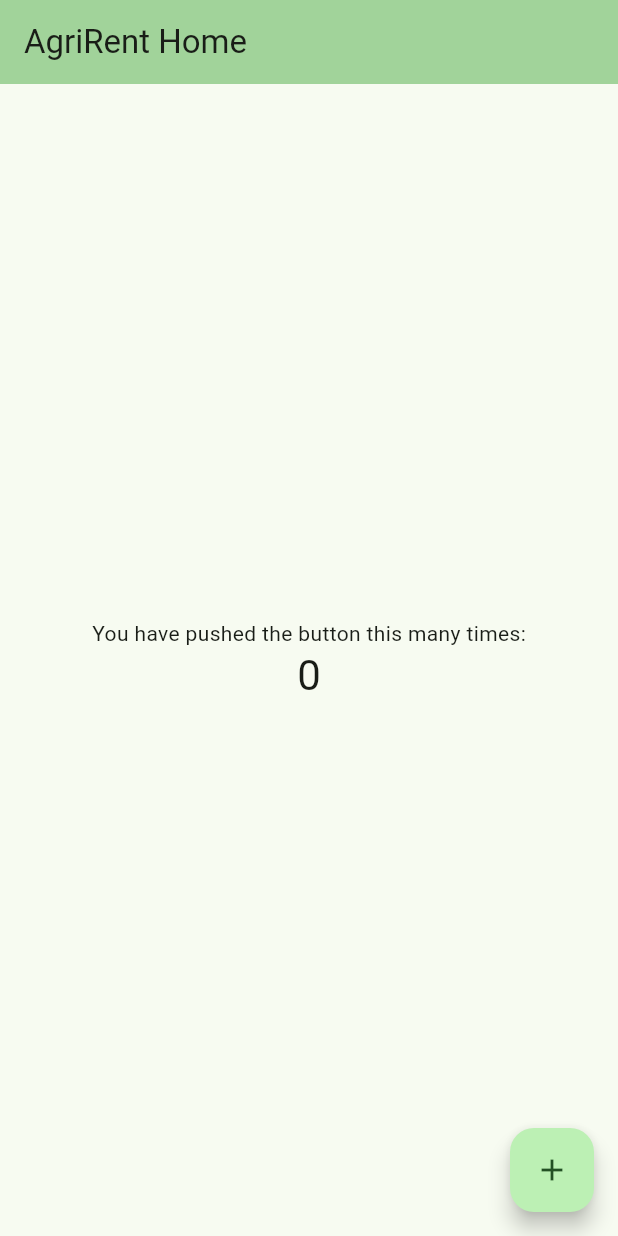
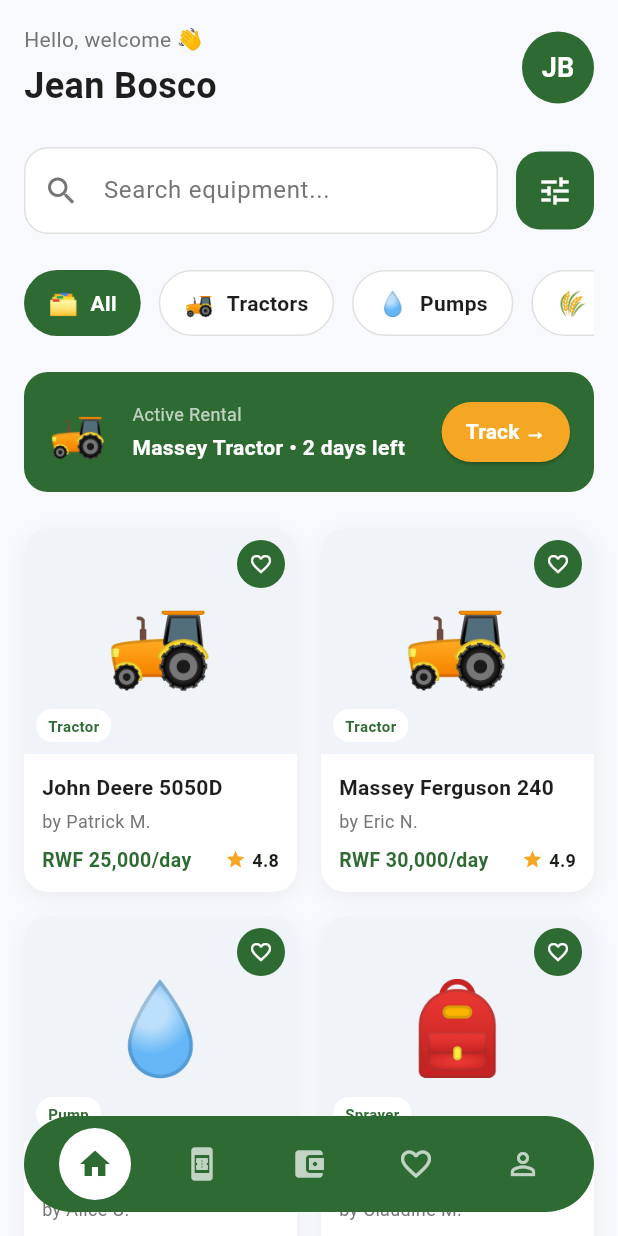
Before and after one commit to TWARIQABDUL/agri_rent, a Flutter app: the screen it shows after launch, on a phone screen of 412 x 824 dp. Run offline on Flutter 3.47's test engine with Material 3 defaults, Android fonts, the phone set to English and light mode, and no system bars; our stand-ins replace bloc, equatable, firebase_core, flutter_bloc, get_it, injectable; accounts and stored records are empty.

Commit message:
feat: implement home page UI with custom theme and equipment card widgets

```diff
--- /dev/null
+++ b/lib/core/theme/app_colors.dart
@@ -0,0 +1,12 @@
+import 'package:flutter/material.dart';
+
+class AppColors {
+  static const Color primaryDark = Color(0xFF2E6B32); // Dark green
+  static const Color primaryLight = Color(0xFFE8F5E9); // Light green for selected chips
+  static const Color accentYellow = Color(0xFFF5A623); // Yellow/Orange for Track button
+  static const Color background = Color(0xFFF7F9FC); // Off-white app background
+  static const Color textPrimary = Color(0xFF1E1E1E); // Dark text
+  static const Color textSecondary = Color(0xFF757575); // Grey text
+  static const Color white = Colors.white;
+  static const Color borderColor = Color(0xFFE0E0E0);
+}
--- /dev/null
+++ b/lib/features/home/presentation/pages/home_page.dart
@@ -0,0 +1,224 @@
+import 'package:flutter/material.dart';
+import '../../../../core/theme/app_colors.dart';
+import '../widgets/active_rental_banner.dart';
+import '../widgets/category_chip.dart';
+import '../widgets/custom_bottom_nav.dart';
+import '../widgets/equipment_card.dart';
+
+class HomePage extends StatefulWidget {
+  const HomePage({super.key});
+
+  @override
+  State<HomePage> createState() => _HomePageState();
+}
+
+class _HomePageState extends State<HomePage> {
+  int _selectedCategoryIndex = 0;
+  int _currentNavIndex = 0;
+
+  final List<Map<String, String>> _categories = [
+    {'label': 'All', 'icon': '🗂️'},
+    {'label': 'Tractors', 'icon': '🚜'},
+    {'label': 'Pumps', 'icon': '💧'},
+    {'label': 'Harvesters', 'icon': '🌾'},
+  ];
+
+  final List<Map<String, dynamic>> _equipmentList = [
+    {
+      'title': 'John Deere 5050D',
+      'owner': 'Patrick M.',
+      'price': 'RWF 25,000/day',
+      'rating': '4.8',
+      'type': 'Tractor',
+      'emoji': '🚜',
+    },
+    {
+      'title': 'Massey Ferguson 240',
+      'owner': 'Eric N.',
+      'price': 'RWF 30,000/day',
+      'rating': '4.9',
+      'type': 'Tractor',
+      'emoji': '🚜',
+    },
+    {
+      'title': 'Irrigation Pump X2',
+      'owner': 'Alice U.',
+      'price': 'RWF 8,000/day',
+      'rating': '4.6',
+      'type': 'Pump',
+      'emoji': '💧',
+    },
+    {
+      'title': 'Knapsack Sprayer',
+      'owner': 'Claudine M.',
+      'price': 'RWF 3,500/day',
+      'rating': '4.7',
+      'type': 'Sprayer',
+      'emoji': '🎒',
+    },
+  ];
+
+  @override
+  Widget build(BuildContext context) {
+    return Scaffold(
+      backgroundColor: AppColors.background,
+      body: SafeArea(
+        child: Stack(
+          children: [
+            SingleChildScrollView(
+              padding: const EdgeInsets.only(bottom: 100), // Padding for bottom nav
+              child: Padding(
+                padding: const EdgeInsets.all(16.0),
+                child: Column(
+                  crossAxisAlignment: CrossAxisAlignment.start,
+                  children: [
+                    // Header
+                    Row(
+                      mainAxisAlignment: MainAxisAlignment.spaceBetween,
+                      children: [
+                        const Column(
+                          crossAxisAlignment: CrossAxisAlignment.start,
+                          children: [
+                            Text(
+                              'Hello, welcome 👋',
+                              style: TextStyle(
+                                color: AppColors.textSecondary,
+                                fontSize: 14,
+                              ),
+                            ),
+                            SizedBox(height: 4),
+                            Text(
+                              'Jean Bosco',
+                              style: TextStyle(
+                                color: AppColors.textPrimary,
+                                fontSize: 24,
+                                fontWeight: FontWeight.bold,
+                              ),
+                            ),
+                          ],
+                        ),
+                        CircleAvatar(
+                          backgroundColor: AppColors.primaryDark,
+                          radius: 24,
+                          child: const Text(
+                            'JB',
+                            style: TextStyle(
+                              color: AppColors.white,
+                              fontWeight: FontWeight.bold,
+                              fontSize: 18,
+                            ),
+                          ),
+                        ),
+                      ],
+                    ),
+                    const SizedBox(height: 24),
+
+                    // Search Bar
+                    Row(
+                      children: [
+                        Expanded(
+                          child: Container(
+                            decoration: BoxDecoration(
+                              color: AppColors.white,
+                              borderRadius: BorderRadius.circular(16),
+                              border: Border.all(color: AppColors.borderColor),
+                            ),
+                            child: const TextField(
+                              decoration: InputDecoration(
+                                hintText: 'Search equipment...',
+                                hintStyle: TextStyle(color: AppColors.textSecondary),
+                                prefixIcon: Icon(Icons.search, color: AppColors.textSecondary),
+                                border: InputBorder.none,
+                                contentPadding: EdgeInsets.symmetric(vertical: 16),
+                              ),
+                            ),
+                          ),
+                        ),
+                        const SizedBox(width: 12),
+                        Container(
+                          padding: const EdgeInsets.all(14),
+                          decoration: BoxDecoration(
+                            color: AppColors.primaryDark,
+                            borderRadius: BorderRadius.circular(16),
+                          ),
+                          child: const Icon(Icons.tune, color: AppColors.white),
+                        ),
+                      ],
+                    ),
+                    const SizedBox(height: 24),
+
+                    // Categories
+                    SizedBox(
+                      height: 44,
+                      child: ListView.builder(
+                        scrollDirection: Axis.horizontal,
+                        itemCount: _categories.length,
+                        itemBuilder: (context, index) {
+                          final category = _categories[index];
+                          return CategoryChip(
+                            label: category['label']!,
+                            icon: category['icon']!,
+                            isSelected: _selectedCategoryIndex == index,
+                            onTap: () {
+                              setState(() {
+                                _selectedCategoryIndex = index;
+                              });
+                            },
+                          );
+                        },
+                      ),
+                    ),
+                    const SizedBox(height: 24),
+
+                    // Active Rental Banner
+                    const ActiveRentalBanner(),
+                    const SizedBox(height: 24),
+
+                    // Equipment Grid
+                    GridView.builder(
+                      shrinkWrap: true,
+                      physics: const NeverScrollableScrollPhysics(),
+                      gridDelegate: const SliverGridDelegateWithFixedCrossAxisCount(
+                        crossAxisCount: 2,
+                        childAspectRatio: 0.75,
+                        crossAxisSpacing: 16,
+                        mainAxisSpacing: 16,
+                      ),
+                      itemCount: _equipmentList.length,
+                      itemBuilder: (context, index) {
+                        final equipment = _equipmentList[index];
+                        return EquipmentCard(
+                          title: equipment['title'],
+                          owner: equipment['owner'],
+                          price: equipment['price'],
+                          rating: equipment['rating'],
+                          type: equipment['type'],
+                          emoji: equipment['emoji'],
+                        );
+                      },
+                    ),
+                  ],
+                ),
+              ),
+            ),
+
+            // Bottom Navigation
+            Positioned(
+              left: 0,
+              right: 0,
+              bottom: 0,
+              child: CustomBottomNav(
+                currentIndex: _currentNavIndex,
+                onTap: (index) {
+                  setState(() {
+                    _currentNavIndex = index;
+                  });
+                },
+              ),
+            ),
+          ],
+        ),
+      ),
+    );
+  }
+}
--- /dev/null
+++ b/lib/features/home/presentation/widgets/active_rental_banner.dart
@@ -0,0 +1,64 @@
+import 'package:flutter/material.dart';
+import '../../../../core/theme/app_colors.dart';
+
+class ActiveRentalBanner extends StatelessWidget {
+  const ActiveRentalBanner({super.key});
+
+  @override
+  Widget build(BuildContext context) {
+    return Container(
+      padding: const EdgeInsets.all(16),
+      decoration: BoxDecoration(
+        color: AppColors.primaryDark,
+        borderRadius: BorderRadius.circular(16),
+      ),
+      child: Row(
+        children: [
+          const Text(
+            '🚜',
+            style: TextStyle(fontSize: 32),
+          ),
+          const SizedBox(width: 16),
+          const Expanded(
+            child: Column(
+              crossAxisAlignment: CrossAxisAlignment.start,
+              children: [
+                Text(
+                  'Active Rental',
+                  style: TextStyle(
+                    color: Colors.white70,
+                    fontSize: 12,
+                  ),
+                ),
+                SizedBox(height: 4),
+                Text(
+                  'Massey Tractor • 2 days left',
+                  style: TextStyle(
+                    color: AppColors.white,
+                    fontWeight: FontWeight.bold,
+                    fontSize: 14,
+                  ),
+                ),
+              ],
+            ),
+          ),
+          ElevatedButton(
+            onPressed: () {},
+            style: ElevatedButton.styleFrom(
+              backgroundColor: AppColors.accentYellow,
+              foregroundColor: AppColors.white,
+              shape: RoundedRectangleBorder(
+                borderRadius: BorderRadius.circular(20),
+              ),
+              padding: const EdgeInsets.symmetric(horizontal: 16, vertical: 8),
+            ),
+            child: const Text(
+              'Track →',
+              style: TextStyle(fontWeight: FontWeight.bold),
+            ),
+          ),
+        ],
+      ),
+    );
+  }
+}
--- /dev/null
+++ b/lib/features/home/presentation/widgets/category_chip.dart
@@ -0,0 +1,50 @@
+import 'package:flutter/material.dart';
+import '../../../../core/theme/app_colors.dart';
+
+class CategoryChip extends StatelessWidget {
+  final String label;
+  final String icon;
+  final bool isSelected;
+  final VoidCallback onTap;
+
+  const CategoryChip({
+    super.key,
+    required this.label,
+    required this.icon,
+    required this.isSelected,
+    required this.onTap,
+  });
+
+  @override
+  Widget build(BuildContext context) {
+    return GestureDetector(
+      onTap: onTap,
+      child: Container(
+        margin: const EdgeInsets.only(right: 12),
+        padding: const EdgeInsets.symmetric(horizontal: 16, vertical: 10),
+        decoration: BoxDecoration(
+          color: isSelected ? AppColors.primaryDark : AppColors.white,
+          borderRadius: BorderRadius.circular(24),
+          border: isSelected ? null : Border.all(color: AppColors.borderColor),
+        ),
+        child: Row(
+          mainAxisSize: MainAxisSize.min,
+          children: [
+            Text(
+              icon,
+              style: const TextStyle(fontSize: 16),
+            ),
+            const SizedBox(width: 8),
+            Text(
+              label,
+              style: TextStyle(
+                color: isSelected ? AppColors.white : AppColors.textPrimary,
+                fontWeight: FontWeight.w600,
+              ),
+            ),
+          ],
+        ),
+      ),
+    );
+  }
+}
--- /dev/null
+++ b/lib/features/home/presentation/widgets/custom_bottom_nav.dart
@@ -0,0 +1,55 @@
+import 'package:flutter/material.dart';
+import '../../../../core/theme/app_colors.dart';
+
+class CustomBottomNav extends StatelessWidget {
+  final int currentIndex;
+  final Function(int) onTap;
+
+  const CustomBottomNav({
+    super.key,
+    required this.currentIndex,
+    required this.onTap,
+  });
+
+  @override
+  Widget build(BuildContext context) {
+    return Container(
+      margin: const EdgeInsets.all(16),
+      padding: const EdgeInsets.symmetric(vertical: 8),
+      decoration: BoxDecoration(
+        color: AppColors.primaryDark,
+        borderRadius: BorderRadius.circular(32),
+      ),
+      child: Row(
+        mainAxisAlignment: MainAxisAlignment.spaceEvenly,
+        children: [
+          _buildNavItem(Icons.home, 0),
+          _buildNavItem(Icons.book_online, 1), // Bookings placeholder icon
+          _buildNavItem(Icons.account_balance_wallet, 2),
+          _buildNavItem(Icons.favorite_border, 3),
+          _buildNavItem(Icons.person_outline, 4),
+        ],
+      ),
+    );
+  }
+
+  Widget _buildNavItem(IconData icon, int index) {
+    final isSelected = currentIndex == index;
+    return GestureDetector(
+      onTap: () => onTap(index),
+      child: Container(
+        padding: const EdgeInsets.all(12),
+        decoration: isSelected
+            ? const BoxDecoration(
+                color: Colors.white,
+                shape: BoxShape.circle,
+              )
+            : null,
+        child: Icon(
+          icon,
+          color: isSelected ? AppColors.primaryDark : Colors.white70,
+        ),
+      ),
+    );
+  }
+}
--- /dev/null
+++ b/lib/features/home/presentation/widgets/equipment_card.dart
@@ -0,0 +1,155 @@
+import 'package:flutter/material.dart';
+import '../../../../core/theme/app_colors.dart';
+
+class EquipmentCard extends StatelessWidget {
+  final String title;
+  final String owner;
+  final String price;
+  final String rating;
+  final String type;
+  final String emoji;
+
+  const EquipmentCard({
+    super.key,
+    required this.title,
+    required this.owner,
+    required this.price,
+    required this.rating,
+    required this.type,
+    required this.emoji,
+  });
+
+  @override
+  Widget build(BuildContext context) {
+    return Container(
+      decoration: BoxDecoration(
+        color: AppColors.white,
+        borderRadius: BorderRadius.circular(16),
+        boxShadow: [
+          BoxShadow(
+            color: Colors.black.withOpacity(0.05),
+            blurRadius: 10,
+            offset: const Offset(0, 4),
+          ),
+        ],
+      ),
+      child: Column(
+        crossAxisAlignment: CrossAxisAlignment.start,
+        children: [
+          // Image Area Placeholder
+          Expanded(
+            child: Stack(
+              children: [
+                Container(
+                  width: double.infinity,
+                  decoration: const BoxDecoration(
+                    color: Color(0xFFF0F4F8), // Light placeholder background
+                    borderRadius: BorderRadius.vertical(top: Radius.circular(16)),
+                  ),
+                  child: Center(
+                    child: Text(
+                      emoji,
+                      style: const TextStyle(fontSize: 60),
+                    ),
+                  ),
+                ),
+                Positioned(
+                  top: 8,
+                  right: 8,
+                  child: CircleAvatar(
+                    backgroundColor: AppColors.primaryDark,
+                    radius: 16,
+                    child: const Icon(
+                      Icons.favorite_border,
+                      color: AppColors.white,
+                      size: 16,
+                    ),
+                  ),
+                ),
+                Positioned(
+                  bottom: 8,
+                  left: 8,
+                  child: Container(
+                    padding: const EdgeInsets.symmetric(horizontal: 8, vertical: 4),
+                    decoration: BoxDecoration(
+                      color: AppColors.white,
+                      borderRadius: BorderRadius.circular(12),
+                    ),
+                    child: Text(
+                      type,
+                      style: const TextStyle(
+                        fontSize: 10,
+                        fontWeight: FontWeight.bold,
+                        color: AppColors.primaryDark,
+                      ),
+                    ),
+                  ),
+                ),
+              ],
+            ),
+          ),
+          // Details Area
+          Padding(
+            padding: const EdgeInsets.all(12),
+            child: Column(
+              crossAxisAlignment: CrossAxisAlignment.start,
+              children: [
+                Text(
+                  title,
+                  style: const TextStyle(
+                    fontWeight: FontWeight.bold,
+                    fontSize: 14,
+                    color: AppColors.textPrimary,
+                  ),
+                  maxLines: 1,
+                  overflow: TextOverflow.ellipsis,
+                ),
+                const SizedBox(height: 4),
+                Text(
+                  'by $owner',
+                  style: const TextStyle(
+                    color: AppColors.textSecondary,
+                    fontSize: 12,
+                  ),
+                  maxLines: 1,
+                  overflow: TextOverflow.ellipsis,
+                ),
+                const SizedBox(height: 8),
+                Row(
+                  mainAxisAlignment: MainAxisAlignment.spaceBetween,
+                  children: [
+                    Text(
+                      price,
+                      style: const TextStyle(
+                        fontWeight: FontWeight.bold,
+                        fontSize: 13,
+                        color: AppColors.primaryDark,
+                      ),
+                    ),
+                    Row(
+                      children: [
+                        const Icon(
+                          Icons.star,
+                          color: AppColors.accentYellow,
+                          size: 14,
+                        ),
+                        const SizedBox(width: 4),
+                        Text(
+                          rating,
+                          style: const TextStyle(
+                            fontWeight: FontWeight.bold,
+                            fontSize: 12,
+                          ),
+                        ),
+                      ],
+                    ),
+                  ],
+                ),
+              ],
+            ),
+          ),
+        ],
+      ),
+    );
+  }
+}
--- a/lib/main.dart
+++ b/lib/main.dart
@@ -4,6 +4,8 @@
 import 'firebase_options.dart';
 import 'injection_container.dart';
 import 'features/auth/presentation/bloc/auth_bloc.dart';
+import 'features/home/presentation/pages/home_page.dart';
+import 'core/theme/app_colors.dart';
 
 void main() async {
   WidgetsFlutterBinding.ensureInitialized();
@@ -28,97 +30,17 @@
       ],
       child: MaterialApp(
         title: 'AgriRent',
+        debugShowCheckedModeBanner: false,
         theme: ThemeData(
-          colorScheme: ColorScheme.fromSeed(seedColor: Colors.green),
+          scaffoldBackgroundColor: AppColors.background,
+          colorScheme: ColorScheme.fromSeed(
+            seedColor: AppColors.primaryDark,
+            primary: AppColors.primaryDark,
+          ),
+          fontFamily: 'Roboto', // Defaulting to Roboto until custom fonts are added
         ),
-        home: const MyHomePage(title: 'AgriRent Home'),
+        home: const HomePage(),
       ),
     );
   }
 }
-
-class MyHomePage extends StatefulWidget {
-  const MyHomePage({super.key, required this.title});
-
-  // This widget is the home page of your application. It is stateful, meaning
-  // that it has a State object (defined below) that contains fields that affect
-  // how it looks.
-
-  // This class is the configuration for the state. It holds the values (in this
-  // case the title) provided by the parent (in this case the App widget) and
-  // used by the build method of the State. Fields in a Widget subclass are
-  // always marked "final".
-
-  final String title;
-
-  @override
-  State<MyHomePage> createState() => _MyHomePageState();
-}
-
-class _MyHomePageState extends State<MyHomePage> {
-  int _counter = 0;
-
-  void _incrementCounter() {
-    setState(() {
-      // This call to setState tells the Flutter framework that something has
-      // changed in this State, which causes it to rerun the build method below
-      // so that the display can reflect the updated values. If we changed
-      // _counter without calling setState(), then the build method would not be
-      // called again, and so nothing would appear to happen.
-      _counter++;
-    });
-  }
-
-  @override
-  Widget build(BuildContext context) {
-    // This method is rerun every time setState is called, for instance as done
-    // by the _incrementCounter method above.
-    //
-    // The Flutter framework has been optimized to make rerunning build methods
-    // fast, so that you can just rebuild anything that needs updating rather
-    // than having to individually change instances of widgets.
-    return Scaffold(
-      appBar: AppBar(
-        // TRY THIS: Try changing the color here to a specific color (to
-        // Colors.amber, perhaps?) and trigger a hot reload to see the AppBar
-        // change color while the other colors stay the same.
-        backgroundColor: Theme.of(context).colorScheme.inversePrimary,
-        // Here we take the value from the MyHomePage object that was created by
-        // the App.build method, and use it to set our appbar title.
-        title: Text(widget.title),
-      ),
-      body: Center(
-        // Center is a layout widget. It takes a single child and positions it
-        // in the middle of the parent.
-        child: Column(
-          // Column is also a layout widget. It takes a list of children and
-          // arranges them vertically. By default, it sizes itself to fit its
-          // children horizontally, and tries to be as tall as its parent.
-          //
-          // Column has various properties to control how it sizes itself and
-          // how it positions its children. Here we use mainAxisAlignment to
-          // center the children vertically; the main axis here is the vertical
-          // axis because Columns are vertical (the cross axis would be
-          // horizontal).
-          //
-          // TRY THIS: Invoke "debug painting" (choose the "Toggle Debug Paint"
-          // action in the IDE, or press "p" in the console), to see the
-          // wireframe for each widget.
-          mainAxisAlignment: .center,
-          children: [
-            const Text('You have pushed the button this many times:'),
-            Text(
-              '$_counter',
-              style: Theme.of(context).textTheme.headlineMedium,
-            ),
-          ],
-        ),
-      ),
-      floatingActionButton: FloatingActionButton(
-        onPressed: _incrementCounter,
-        tooltip: 'Increment',
-        child: const Icon(Icons.add),
-      ),
-    );
-  }
-}
```
